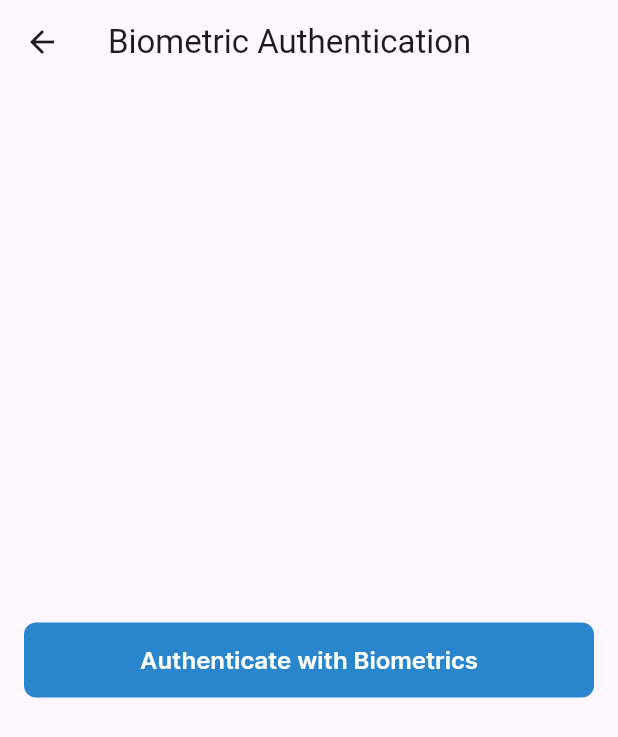
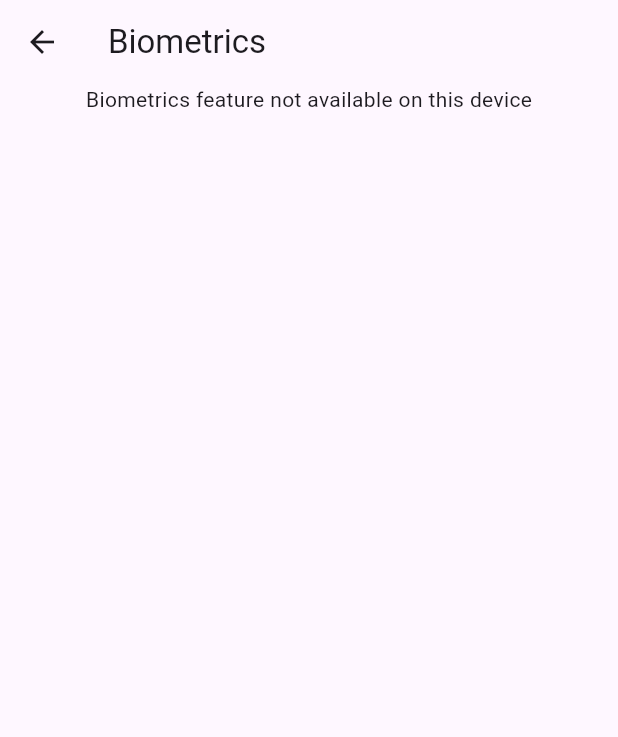
Before and after one commit to rohitb-paktolus/nsc_poc, a Flutter app: the BiometricAuthScreen screen opened by its route, on a phone screen of 412 x 824 dp. Shown: the top 737 px of the screen. Run offline on Flutter 3.47's test engine with Material 3 defaults, Android fonts, the phone set to English and light mode, and no system bars; our stand-ins replace bloc, country_picker, dio, equatable, firebase_core, flutter_bloc and 11 more; missing offline and left inert: google_maps_webservice, mobile_scanner; accounts and stored records are empty; project files that could hold a hidden picture were left out.

```diff
--- a/lib/biometrics/screens/biometric_auth_screen.dart
+++ b/lib/biometrics/screens/biometric_auth_screen.dart
@@ -1,5 +1,7 @@
 import 'package:flutter/material.dart';
 import 'package:flutter/services.dart';
+import 'package:frequent_flow/utils/pref_key.dart';
+import 'package:frequent_flow/utils/prefs.dart';
 import 'package:frequent_flow/widgets/custom_alert.dart';
 import 'package:local_auth/local_auth.dart';
 
@@ -14,44 +16,35 @@ class BiometricAuthScreen extends StatefulWidget {
 
 class _BiometricAuthScreenState extends State<BiometricAuthScreen> {
   final LocalAuthentication auth = LocalAuthentication();
+  bool isBiometricsOn = false;
+  bool isBiometricsAvailable = false;
 
-  Future<void> _authenticate() async {
-    try {
-      // Check if the device supports biometrics
-      bool canAuthenticate =
-          await auth.canCheckBiometrics || await auth.isDeviceSupported();
-      final List<BiometricType> availableBiometrics =
-          await auth.getAvailableBiometrics();
+  @override
+  void initState() {
+    _checkBiometricsAvailability();
+    _loadBiometricState();
+    super.initState();
+  }
 
-      if (!canAuthenticate) {
-        _showAlert("Error",
-            "Biometric authentication is not available on this device.");
-        return;
-      }
+  Future<void> _checkBiometricsAvailability() async {
+    bool canCheckBiometrics =
+        await auth.isDeviceSupported() || await auth.canCheckBiometrics;
+    setState(() {
+      isBiometricsAvailable = canCheckBiometrics;
+    });
+  }
 
-      if (availableBiometrics.isNotEmpty) {
-        // Attempt to authenticate using biometrics
-        bool isAuthenticated = await auth.authenticate(
-          localizedReason: 'Authenticate to access the app',
-          options: const AuthenticationOptions(
-            stickyAuth: true,
-            biometricOnly: true,
-          ),
-        );
+  void _loadBiometricState() {
+    setState(() {
+      isBiometricsOn = Prefs.getBool(BIOMETRIC_FLAG);
+    });
+  }
 
-        if (isAuthenticated) {
-          _showAlert("Success", "You have successfully authenticated!");
-        } else {
-          _showAlert("Failed", "Authentication failed. Please try again.");
-        }
-      } else {
-        _showAlert("Alert", "No biometrics available");
-      }
-    } on PlatformException catch (e) {
-      _showAlert("Failed", "Authentication failed. Please try again.");
-    } catch (e) {
-      _showAlert("Error", "An error occurred: $e");
-    }
+  Future<void> _toggleBiometric(bool value) async {
+    setState(() {
+      isBiometricsOn = value;
+    });
+    await Prefs.setBool(BIOMETRIC_FLAG, value);
   }
 
   void _showAlert(String title, String message) {
@@ -70,30 +63,28 @@ class _BiometricAuthScreenState extends State<BiometricAuthScreen> {
   Widget build(BuildContext context) {
     return Scaffold(
       appBar: AppBar(
-        title: const Text("Biometric Authentication"),
+        title: const Text("Biometrics"),
       ),
-      body: Center(
-        child: Padding(
-          padding: const EdgeInsets.all(16.0),
-          child: Container(
-            width: double.infinity,
-            height: 50,
-            decoration: BoxDecoration(
-              borderRadius: BorderRadius.circular(8),
-              color: const Color(0xFF2986CC),
+      body: ListView(
+        children: [
+          if (!isBiometricsAvailable)
+            const Center(
+              child: Text("Biometrics feature not available on this device"),
             ),
-            child: TextButton(
-              onPressed: _authenticate,
-              child: const CustomText(
-                  text: 'Authenticate with Biometrics',
-                  fontSize: 16,
-                  desiredLineHeight: 24,
-                  fontFamily: 'Inter',
-                  fontWeight: FontWeight.w600,
-                  color: Color(0xFFFFFFFF)),
-            ),
-          ),
-        ),
+          if (isBiometricsAvailable)
+            ListTile(
+              title: Row(
+                mainAxisAlignment: MainAxisAlignment.spaceBetween,
+                children: [
+                  const Text("Turn on Biometrics"),
+                  Switch(
+                    value: isBiometricsOn,
+                    onChanged: _toggleBiometric,
+                  )
+                ],
+              ),
+            )
+        ],
       ),
     );
   }
--- a/lib/dashboard/dashboard_screen.dart
+++ b/lib/dashboard/dashboard_screen.dart
@@ -42,6 +42,12 @@ class _DashboardScreenState extends State<DashboardScreen> {
       icon: Icons.qr_code_scanner_rounded,
       color: Colors.red,
       route: ROUT_SCAN_QR_CODE,
+    ),
+    DashboardItem(
+      title: "Biometrics",
+      icon: Icons.fingerprint,
+      color: Colors.teal,
+      route: ROUTE_BIOMETRICS,
     ),
   ];
 
--- a/lib/main.dart
+++ b/lib/main.dart
@@ -155,6 +155,10 @@ class MyApp extends StatelessWidget {
                         "https://commondatastorage.googleapis.com/gtv-videos-bucket/sample/BigBuckBunny.mp4"),
               );
             });
+          case ROUTE_BIOMETRICS:
+            return MaterialPageRoute(builder: (context) {
+              return const SafeArea(child: BiometricAuthScreen());
+            },);
         }
         return null;
       },
--- a/lib/utils/route.dart
+++ b/lib/utils/route.dart
@@ -18,3 +18,4 @@ const String ROUT_MAP_INTEGRATION = "rout_map_integration";
 const String ROUTE_VIDEO = "route_video";
 const String ROUT_QR_CODE = "rout_qr_code";
 const String ROUT_SCAN_QR_CODE = "rout_scan_code";
+const String ROUTE_BIOMETRICS = "route_biometrics";
--- a/pubspec.yaml
+++ b/pubspec.yaml
@@ -22,7 +22,7 @@ dependencies:
   flutter_bloc: ^8.1.6
   equatable: ^2.0.7
   pinput: ^4.0.0
-  local_auth: ^2.3.0
+  local_auth: ^3.0.0
   flutter_dotenv: ^6.0.0
   location: ^7.0.1
   video_player: ^2.10.0
```
Also changed, not shown: lib/SplashScreen.dart (+83 -7 lines), lib/authentication/screens/login_mobile_screen.dart (+83 -50 lines), pubspec.lock.
